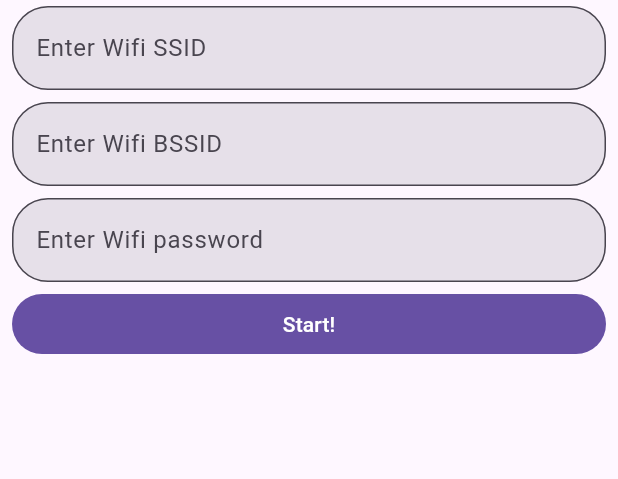
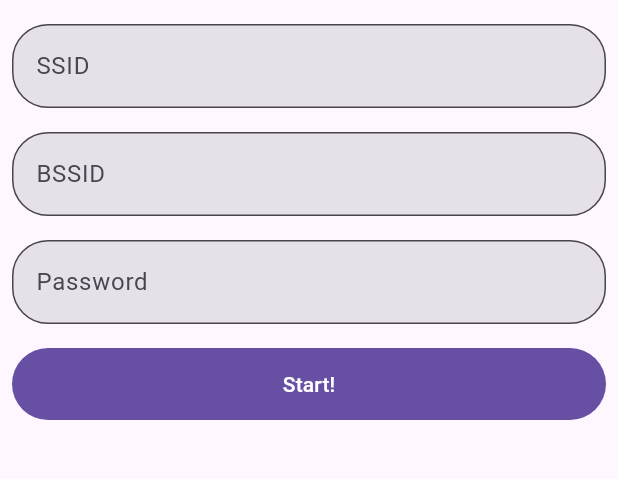
Before and after one commit to anoochit/flutter_wifi_smartconfig, a Flutter app: the screen it shows after launch, on a phone screen of 412 x 824 dp, the part 84-563 px from its top. Run offline on Flutter 3.47's test engine with Material 2 defaults, Android fonts, the phone set to English and light mode, and no system bars; our stand-ins replace permission_handler; missing offline and left inert: esp_smartconfig, network_info_plus.

Commit message:
dart fix

```diff
--- a/lib/main.dart
+++ b/lib/main.dart
@@ -18,7 +18,7 @@ class MyApp extends StatelessWidget {
       theme: ThemeData(
         useMaterial3: true,
       ),
-      home: HomePage(),
+      home: const HomePage(),
     );
   }
 }
--- a/lib/pages/home.dart
+++ b/lib/pages/home.dart
@@ -18,7 +18,6 @@ class HomePage extends StatefulWidget {
 }
 
 class _HomePageState extends State<HomePage> {
-  String _connectionStatus = 'Unknown';
   final NetworkInfo _networkInfo = NetworkInfo();
   String? wifiName,
       wifiBSSID,
@@ -53,14 +52,14 @@ class _HomePageState extends State<HomePage> {
           backgroundColor: Theme.of(context).colorScheme.inversePrimary,
         ),
         body: SafeArea(
-          minimum: const EdgeInsets.symmetric(horizontal: 8.0),
+          minimum: const EdgeInsets.all(8.0),
           child: Form(
               key: formKey,
               child: Column(
                 children: [
                   // wifi name
                   Padding(
-                    padding: const EdgeInsets.symmetric(vertical: 4.0),
+                    padding: const EdgeInsets.symmetric(vertical: 8.0),
                     child: TextFormField(
                       controller: txtWifiNameController,
                       decoration: InputDecoration(
@@ -69,13 +68,14 @@ class _HomePageState extends State<HomePage> {
                           borderRadius: BorderRadius.circular(24.0),
                         ),
                         hintText: 'Enter Wifi SSID',
+                        label: Text('SSID'),
                       ),
                     ),
                   ),
 
                   // bssid
                   Padding(
-                    padding: const EdgeInsets.symmetric(vertical: 4.0),
+                    padding: const EdgeInsets.symmetric(vertical: 8.0),
                     child: TextFormField(
                       controller: txtWifiBSSIDController,
                       decoration: InputDecoration(
@@ -84,13 +84,14 @@ class _HomePageState extends State<HomePage> {
                           borderRadius: BorderRadius.circular(24.0),
                         ),
                         hintText: 'Enter Wifi BSSID',
+                        label: Text('BSSID'),
                       ),
                     ),
                   ),
 
                   // password
                   Padding(
-                    padding: const EdgeInsets.symmetric(vertical: 4.0),
+                    padding: const EdgeInsets.symmetric(vertical: 8.0),
                     child: TextFormField(
                       controller: txtWifiPasswordController,
                       decoration: InputDecoration(
@@ -99,6 +100,7 @@ class _HomePageState extends State<HomePage> {
                           borderRadius: BorderRadius.circular(24.0),
                         ),
                         hintText: 'Enter Wifi password',
+                        label: Text('Password'),
                       ),
                       obscureText: true,
                       validator: (value) {
@@ -113,8 +115,11 @@ class _HomePageState extends State<HomePage> {
                   // button
                   Visibility(
                     visible: !startProvisioning,
+                    child: Padding(
+                      padding: const EdgeInsets.symmetric(vertical: 8.0),
                       child: SizedBox(
                         width: double.infinity,
+                        height: 48.0,
                         child: FilledButton(
                           onPressed: () async {
                             setState(() {
@@ -159,28 +164,24 @@ class _HomePageState extends State<HomePage> {
                                   password: txtWifiPasswordController.text,
                                 ));
 
-                              // If you are going to use this library in Flutter
-                              // this is good place to show some Dialog and wait for exit
-                              //
-                              // Or simply you can delay with Future.delayed function
                                 showDialog(
                                   context: context,
                                   builder: (context) {
                                     return AlertDialog(
                                       content: Column(
                                         mainAxisSize: MainAxisSize.min,
-                                      children: [
+                                        children: const [
                                           Padding(
-                                          padding: const EdgeInsets.all(16.0),
+                                            padding: EdgeInsets.all(16.0),
                                             child: CircularProgressIndicator(),
                                           ),
-                                        Text('Please waiting for Wifi config.'),
+                                          Text(
+                                              'Please waiting for Wifi config.'),
                                         ],
                                       ),
                                     );
                                   },
                                 );
-                              //await Future.delayed(const Duration(seconds: 10));
                               } catch (e, _) {
                                 log('e');
                               }
@@ -190,11 +191,15 @@ class _HomePageState extends State<HomePage> {
                         ),
                       ),
                     ),
+                  ),
 
                   Visibility(
                     visible: startProvisioning,
+                    child: Padding(
+                      padding: const EdgeInsets.symmetric(vertical: 4.0),
                       child: SizedBox(
                         width: double.infinity,
+                        height: 48.0,
                         child: FilledButton(
                           onPressed: () {
                             // stop smart config
@@ -204,6 +209,7 @@ class _HomePageState extends State<HomePage> {
                             provisioner.stop();
                           },
                           child: const Text('Stop!'),
+                        ),
                       ),
                     ),
                   )
@@ -315,16 +321,8 @@ class _HomePageState extends State<HomePage> {
       int len = tmpWifiName.length;
       tmpWifiName = tmpWifiName.substring(1, len - 1);
 
-      txtWifiNameController.text = '$tmpWifiName';
+      txtWifiNameController.text = tmpWifiName;
       txtWifiBSSIDController.text = '$wifiBSSID';
-
-      _connectionStatus = 'Wifi Name: $wifiName\n'
-          'Wifi BSSID: $wifiBSSID\n'
-          'Wifi IPv4: $wifiIPv4\n'
-          'Wifi IPv6: $wifiIPv6\n'
-          'Wifi Broadcast: $wifiBroadcast\n'
-          'Wifi Gateway: $wifiGatewayIP\n'
-          'Wifi Submask: $wifiSubmask\n';
     });
   }
 }
```
Lines whose indentation alone changed are shown as unchanged.
